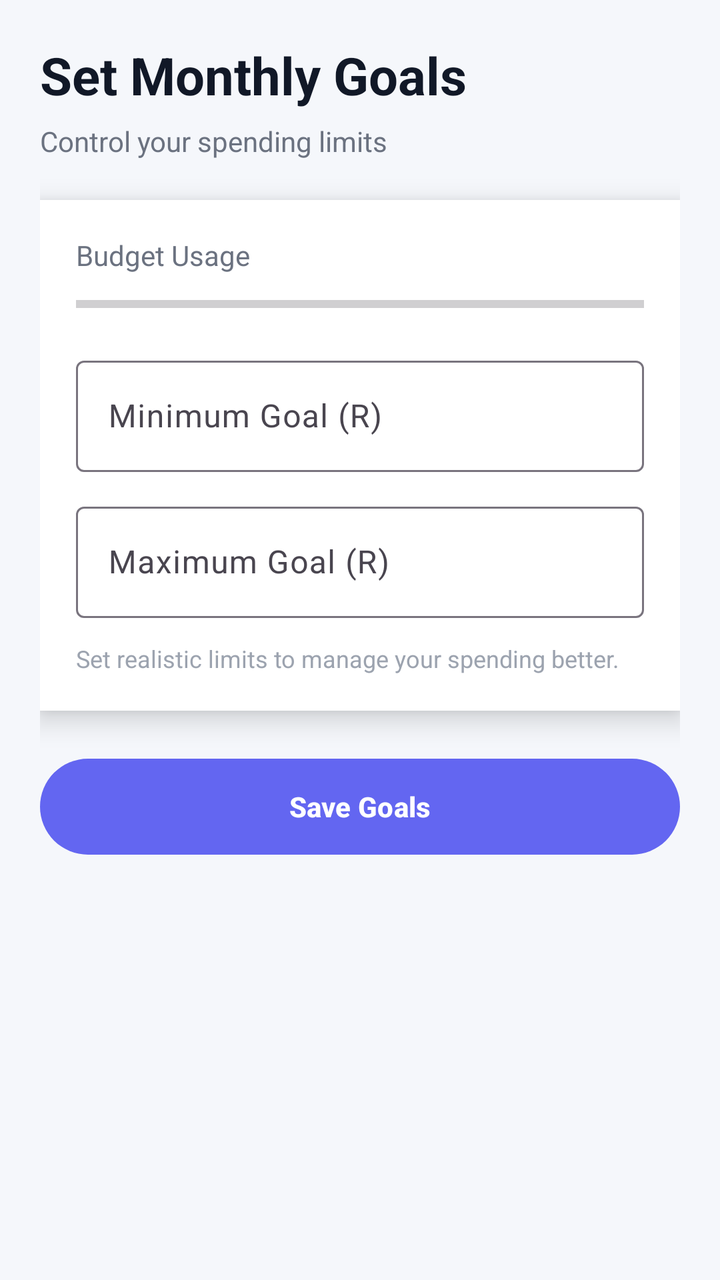
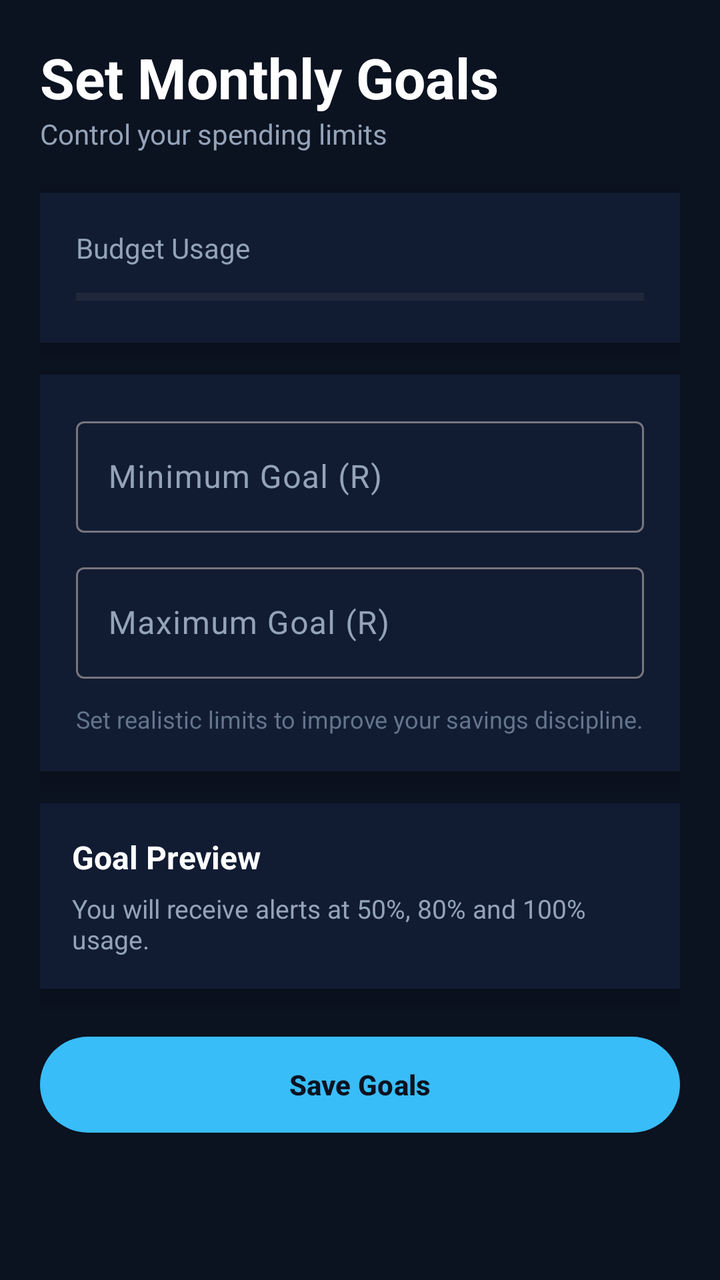

Compare the two renders of this Android layout. The source of the first and the diff that turns it into the second are given below.
<!-- AndroidManifest.xml: application theme Theme.BudgetX -->
<!-- res/layout/activity_goal_settings.xml -->
<LinearLayout xmlns:android="http://schemas.android.com/apk/res/android"
    xmlns:app="http://schemas.android.com/apk/res-auto"
    android:layout_width="match_parent"
    android:layout_height="match_parent"
    android:orientation="vertical"
    android:background="#F5F7FB"
    android:padding="20dp">

    
    <TextView
        android:layout_width="wrap_content"
        android:layout_height="wrap_content"
        android:text="Set Monthly Goals"
        android:textSize="26sp"
        android:textStyle="bold"
        android:textColor="#111827"
        android:layout_marginBottom="6dp"/>

    <TextView
        android:layout_width="wrap_content"
        android:layout_height="wrap_content"
        android:text="Control your spending limits"
        android:textSize="14sp"
        android:textColor="#6B7280"
        android:layout_marginBottom="20dp"/>

    
    <LinearLayout
        android:layout_width="match_parent"
        android:layout_height="wrap_content"
        android:orientation="vertical"
        android:background="#FFFFFF"
        android:padding="18dp"
        android:elevation="8dp">

        
        <TextView
            android:layout_width="wrap_content"
            android:layout_height="wrap_content"
            android:text="Budget Usage"
            android:textSize="14sp"
            android:textColor="#6B7280"/>

        <ProgressBar
            android:id="@+id/pbBudget"
            style="?android:attr/progressBarStyleHorizontal"
            android:layout_width="match_parent"
            android:layout_height="10dp"
            android:max="100"
            android:progress="0"
            android:layout_marginTop="10dp"
            android:progressTint="#6366F1"
            android:backgroundTint="#E5E7EB"/>

        
        <com.google.android.material.textfield.TextInputLayout
            android:layout_width="match_parent"
            android:layout_height="wrap_content"
            android:hint="Minimum Goal (R)"
            android:layout_marginTop="18dp">

            <com.google.android.material.textfield.TextInputEditText
                android:id="@+id/etMinGoal"
                android:layout_width="match_parent"
                android:layout_height="wrap_content"
                android:inputType="numberDecimal"/>
        </com.google.android.material.textfield.TextInputLayout>

        
        <com.google.android.material.textfield.TextInputLayout
            android:layout_width="match_parent"
            android:layout_height="wrap_content"
            android:hint="Maximum Goal (R)"
            android:layout_marginTop="12dp">

            <com.google.android.material.textfield.TextInputEditText
                android:id="@+id/etMaxGoal"
                android:layout_width="match_parent"
                android:layout_height="wrap_content"
                android:inputType="numberDecimal"/>
        </com.google.android.material.textfield.TextInputLayout>

        
        <TextView
            android:layout_width="wrap_content"
            android:layout_height="wrap_content"
            android:text="Set realistic limits to manage your spending better."
            android:textSize="12sp"
            android:textColor="#9CA3AF"
            android:layout_marginTop="12dp"/>

    </LinearLayout>

    
    <com.google.android.material.button.MaterialButton
        android:id="@+id/btnSaveGoals"
        android:layout_width="match_parent"
        android:layout_height="56dp"
        android:text="Save Goals"
        android:textStyle="bold"
        android:textColor="#FFFFFF"
        app:backgroundTint="#6366F1"
        android:layout_marginTop="20dp"/>

</LinearLayout>
<!-- resources referenced by this layout -->
<resources>
  <style name="Theme.BudgetX" parent="Base.Theme.BudgetX" />
  <style name="Base.Theme.BudgetX" parent="Theme.Material3.DayNight.NoActionBar">
          
          
      </style>
</resources>

<!-- the commit's change to res/layout/activity_goal_settings.xml (unified diff, before → after) -->
@@ -1,105 +1,149 @@
-<LinearLayout xmlns:android="http://schemas.android.com/apk/res/android"
+<?xml version="1.0" encoding="utf-8"?>
+<ScrollView xmlns:android="http://schemas.android.com/apk/res/android"
     xmlns:app="http://schemas.android.com/apk/res-auto"
     android:layout_width="match_parent"
     android:layout_height="match_parent"
-    android:orientation="vertical"
-    android:background="#F5F7FB"
-    android:padding="20dp">
+    android:background="#0B1220">
 
-    
-    <TextView
-        android:layout_width="wrap_content"
-        android:layout_height="wrap_content"
-        android:text="Set Monthly Goals"
-        android:textSize="26sp"
-        android:textStyle="bold"
-        android:textColor="#111827"
-        android:layout_marginBottom="6dp"/>
-
-    <TextView
-        android:layout_width="wrap_content"
-        android:layout_height="wrap_content"
-        android:text="Control your spending limits"
-        android:textSize="14sp"
-        android:textColor="#6B7280"
-        android:layout_marginBottom="20dp"/>
-
-    
     <LinearLayout
         android:layout_width="match_parent"
         android:layout_height="wrap_content"
         android:orientation="vertical"
-        android:background="#FFFFFF"
-        android:padding="18dp"
-        android:elevation="8dp">
+        android:padding="20dp">
 
         
         <TextView
             android:layout_width="wrap_content"
             android:layout_height="wrap_content"
-            android:text="Budget Usage"
-            android:textSize="14sp"
-            android:textColor="#6B7280"/>
+            android:text="Set Monthly Goals"
+            android:textSize="28sp"
+            android:textStyle="bold"
+            android:textColor="#FFFFFF"/>
 
-        <ProgressBar
-            android:id="@+id/pbBudget"
-            style="?android:attr/progressBarStyleHorizontal"
-            android:layout_width="match_parent"
-            android:layout_height="10dp"
-            android:max="100"
-            android:progress="0"
-            android:layout_marginTop="10dp"
-            android:progressTint="#6366F1"
-            android:backgroundTint="#E5E7EB"/>
-
-        
-        <com.google.android.material.textfield.TextInputLayout
-            android:layout_width="match_parent"
-            android:layout_height="wrap_content"
-            android:hint="Minimum Goal (R)"
-            android:layout_marginTop="18dp">
-
-            <com.google.android.material.textfield.TextInputEditText
-                android:id="@+id/etMinGoal"
-                android:layout_width="match_parent"
-                android:layout_height="wrap_content"
-                android:inputType="numberDecimal"/>
-        </com.google.android.material.textfield.TextInputLayout>
-
-        
-        <com.google.android.material.textfield.TextInputLayout
-            android:layout_width="match_parent"
-            android:layout_height="wrap_content"
-            android:hint="Maximum Goal (R)"
-            android:layout_marginTop="12dp">
-
-            <com.google.android.material.textfield.TextInputEditText
-                android:id="@+id/etMaxGoal"
-                android:layout_width="match_parent"
-                android:layout_height="wrap_content"
-                android:inputType="numberDecimal"/>
-        </com.google.android.material.textfield.TextInputLayout>
-
-        
         <TextView
             android:layout_width="wrap_content"
             android:layout_height="wrap_content"
-            android:text="Set realistic limits to manage your spending better."
-            android:textSize="12sp"
-            android:textColor="#9CA3AF"
-            android:layout_marginTop="12dp"/>
+            android:text="Control your spending limits"
+            android:textSize="14sp"
+            android:textColor="#94A3B8"
+            android:layout_marginBottom="20dp"/>
+
+        
+        <LinearLayout
+            android:layout_width="match_parent"
+            android:layout_height="wrap_content"
+            android:background="#111C33"
+            android:padding="18dp"
+            android:elevation="6dp"
+            android:orientation="vertical"
+            android:layout_marginBottom="16dp">
+
+            <TextView
+                android:layout_width="wrap_content"
+                android:layout_height="wrap_content"
+                android:text="Budget Usage"
+                android:textSize="14sp"
+                android:textColor="#94A3B8"/>
+
+            <ProgressBar
+                android:id="@+id/pbBudget"
+                style="?android:attr/progressBarStyleHorizontal"
+                android:layout_width="match_parent"
+                android:layout_height="10dp"
+                android:max="100"
+                android:progress="0"
+                android:layout_marginTop="10dp"
+                android:progressTint="#38BDF8"
+                android:backgroundTint="#24324A"/>
+        </LinearLayout>
+
+        
+        <LinearLayout
+            android:layout_width="match_parent"
+            android:layout_height="wrap_content"
+            android:background="#111C33"
+            android:padding="18dp"
+            android:elevation="6dp"
+            android:orientation="vertical">
+
+            
+            <com.google.android.material.textfield.TextInputLayout
+                android:layout_width="match_parent"
+                android:layout_height="wrap_content"
+                android:hint="Minimum Goal (R)"
+                android:textColorHint="#94A3B8">
+
+                <com.google.android.material.textfield.TextInputEditText
+                    android:id="@+id/etMinGoal"
+                    android:layout_width="match_parent"
+                    android:layout_height="wrap_content"
+                    android:inputType="numberDecimal"/>
+            </com.google.android.material.textfield.TextInputLayout>
+
+            
+            <com.google.android.material.textfield.TextInputLayout
+                android:layout_width="match_parent"
+                android:layout_height="wrap_content"
+                android:hint="Maximum Goal (R)"
+                android:layout_marginTop="12dp"
+                android:textColorHint="#94A3B8">
+
+                <com.google.android.material.textfield.TextInputEditText
+                    android:id="@+id/etMaxGoal"
+                    android:layout_width="match_parent"
+                    android:layout_height="wrap_content"
+                    android:inputType="numberDecimal"/>
+            </com.google.android.material.textfield.TextInputLayout>
+
+            
+            <TextView
+                android:layout_width="wrap_content"
+                android:layout_height="wrap_content"
+                android:text="Set realistic limits to improve your savings discipline."
+                android:textSize="12sp"
+                android:textColor="#64748B"
+                android:layout_marginTop="12dp"/>
+
+        </LinearLayout>
+
+        
+        <LinearLayout
+            android:layout_width="match_parent"
+            android:layout_height="wrap_content"
+            android:background="#111C33"
+            android:padding="16dp"
+            android:layout_marginTop="16dp"
+            android:elevation="6dp"
+            android:orientation="vertical">
+
+            <TextView
+                android:layout_width="wrap_content"
+                android:layout_height="wrap_content"
+                android:text="Goal Preview"
+                android:textSize="16sp"
+                android:textStyle="bold"
+                android:textColor="#FFFFFF"
+                android:layout_marginBottom="6dp"/>
+
+            <TextView
+                android:layout_width="wrap_content"
+                android:layout_height="wrap_content"
+                android:text="You will receive alerts at 50%, 80% and 100% usage."
+                android:textSize="13sp"
+                android:textColor="#94A3B8"/>
+        </LinearLayout>
+
+        
+        <com.google.android.material.button.MaterialButton
+            android:id="@+id/btnSaveGoals"
+            android:layout_width="match_parent"
+            android:layout_height="56dp"
+            android:text="Save Goals"
+            android:textStyle="bold"
+            android:textColor="#0B1220"
+            app:backgroundTint="#38BDF8"
+            android:layout_marginTop="20dp"/>
 
     </LinearLayout>
 
-    
-    <com.google.android.material.button.MaterialButton
-        android:id="@+id/btnSaveGoals"
-        android:layout_width="match_parent"
-        android:layout_height="56dp"
-        android:text="Save Goals"
-        android:textStyle="bold"
-        android:textColor="#FFFFFF"
-        app:backgroundTint="#6366F1"
-        android:layout_marginTop="20dp"/>
-
-</LinearLayout>
+</ScrollView>
